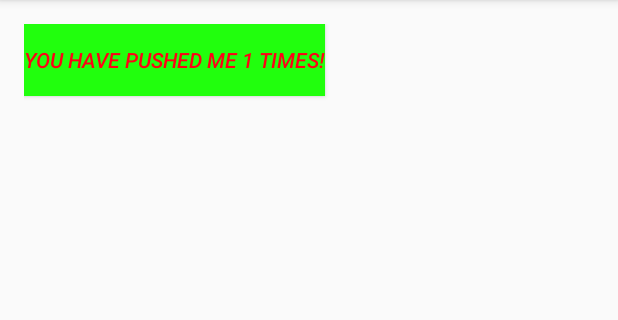
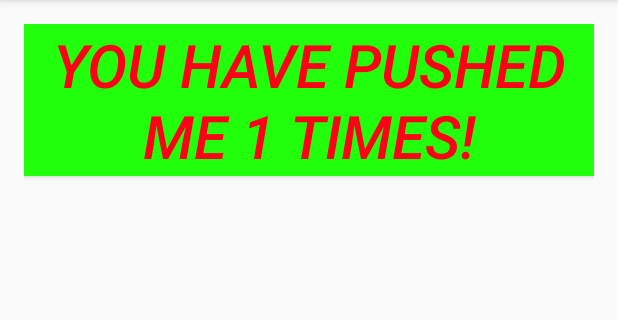
Before and after one commit to nakamd/InClassButton, an Android app: the screen it shows after launch (MainActivity), after a tap on "PUSH ME!", on a phone screen of 412 x 824 dp, the part 84-404 px from its top. Run offline under Robolectric (Android 15) with nearby library versions, the phone set to English and light mode, and no system bars.

Commit message:
fixed the size of the text

```diff
--- a/app/src/main/res/layout/activity_main.xml
+++ b/app/src/main/res/layout/activity_main.xml
@@ -15,6 +15,7 @@
         android:layout_alignParentStart="true"
         android:textStyle="italic"
         android:textColor="#ffff0116"
-        android:background="#ff21ff0d" />
+        android:background="#ff21ff0d"
+        android:textSize="40dp" />
 
 </RelativeLayout>
```
